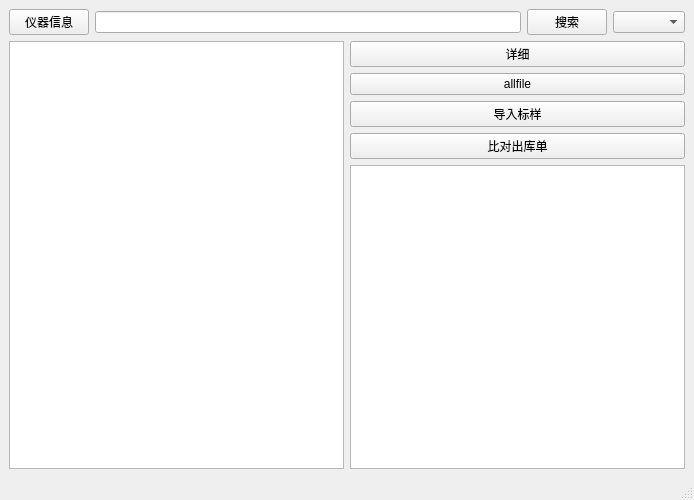
mahongquan/parts, file qt5_client/contacts.ui: the form before one commit.
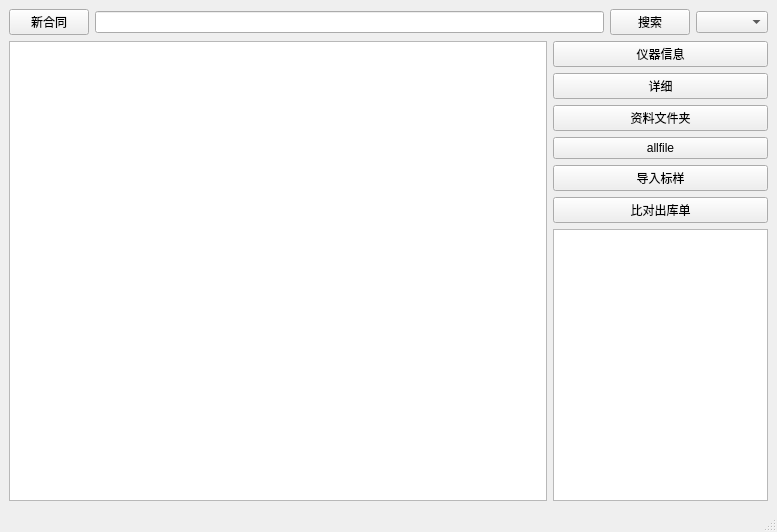
The form after the commit.

Patch:
```diff
--- a/qt5_client/contacts.ui
+++ b/qt5_client/contacts.ui
@@ -6,8 +6,8 @@
    <rect>
     <x>0</x>
     <y>0</y>
-    <width>694</width>
-    <height>500</height>
+    <width>777</width>
+    <height>532</height>
    </rect>
   </property>
   <property name="windowTitle">
@@ -18,9 +18,9 @@
     <item>
      <layout class="QHBoxLayout" name="horizontalLayout_2">
       <item>
-       <widget class="QPushButton" name="pushButton_yiqi">
+       <widget class="QPushButton" name="pushButton_newcontact">
         <property name="text">
-         <string>仪器信息</string>
+         <string>新合同</string>
         </property>
        </widget>
       </item>
@@ -40,7 +40,7 @@
      </layout>
     </item>
     <item>
-     <layout class="QHBoxLayout" name="horizontalLayout">
+     <layout class="QHBoxLayout" name="horizontalLayout" stretch="5,2">
       <item>
        <widget class="QTableWidget" name="tableWidget">
         <property name="editTriggers">
@@ -52,10 +52,17 @@
        </widget>
       </item>
       <item>
-       <layout class="QVBoxLayout" name="verticalLayout" stretch="1,1,1,0,1">
+       <layout class="QVBoxLayout" name="verticalLayout" stretch="0,1,0,1,1,0,1">
         <property name="sizeConstraint">
          <enum>QLayout::SetFixedSize</enum>
         </property>
+        <item>
+         <widget class="QPushButton" name="pushButton_yiqi">
+          <property name="text">
+           <string>仪器信息</string>
+          </property>
+         </widget>
+        </item>
         <item>
          <widget class="QPushButton" name="pushButton">
           <property name="text">
@@ -63,6 +70,13 @@
           </property>
          </widget>
         </item>
+        <item>
+         <widget class="QPushButton" name="pushButton_folder">
+          <property name="text">
+           <string>资料文件夹</string>
+          </property>
+         </widget>
+        </item>
         <item>
          <widget class="QPushButton" name="pushButton_4">
           <property name="text">
```
Left out of the diff: 53 changed lines with no effect on the pictures.
